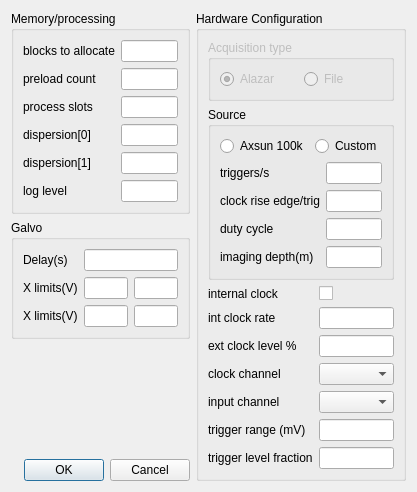
Old version of the form VtxEngineParamsDialog.ui in the repository djsperka/vortup.
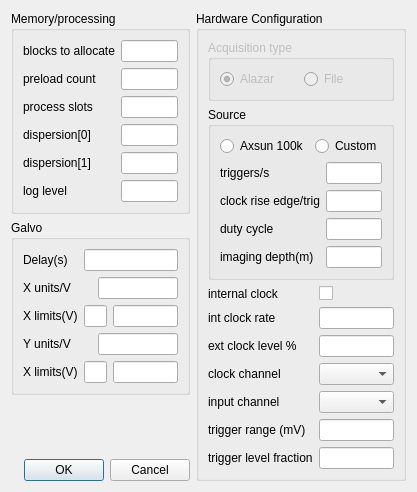
New version of the form.

Patch:
```diff
--- a/VtxEngineParamsDialog.ui
+++ b/VtxEngineParamsDialog.ui
@@ -98,37 +98,57 @@
           </property>
          </widget>
         </item>
-        <item row="0" column="1" colspan="2">
+        <item row="0" column="1" colspan="3">
          <widget class="QLineEdit" name="lineEditGalvoDelay"/>
         </item>
-        <item row="1" column="0">
+        <item row="1" column="0" colspan="2">
+         <widget class="QLabel" name="label_4">
+          <property name="text">
+           <string>X units/V</string>
+          </property>
+         </widget>
+        </item>
+        <item row="1" column="2" colspan="2">
+         <widget class="QLineEdit" name="lineEditXUnitsPerVolt"/>
+        </item>
+        <item row="2" column="0">
          <widget class="QLabel" name="label_2">
           <property name="text">
            <string>X limits(V)</string>
           </property>
          </widget>
         </item>
-        <item row="1" column="1">
+        <item row="2" column="1" colspan="2">
          <widget class="QLineEdit" name="lineEditGalvoXmin"/>
         </item>
-        <item row="1" column="2">
+        <item row="2" column="3">
          <widget class="QLineEdit" name="lineEditGalvoXmax"/>
         </item>
-        <item row="2" column="0">
+        <item row="3" column="0">
+         <widget class="QLabel" name="label_5">
+          <property name="text">
+           <string>Y units/V</string>
+          </property>
+         </widget>
+        </item>
+        <item row="3" column="2" colspan="2">
+         <widget class="QLineEdit" name="lineEditYUnitsPerVolt"/>
+        </item>
+        <item row="4" column="0">
          <widget class="QLabel" name="label_3">
           <property name="text">
            <string>X limits(V)</string>
           </property>
          </widget>
         </item>
-        <item row="2" column="1">
+        <item row="4" column="1" colspan="2">
          <widget class="QLineEdit" name="lineEditGalvoYmin">
           <property name="text">
            <string/>
           </property>
          </widget>
         </item>
-        <item row="2" column="2">
+        <item row="4" column="3">
          <widget class="QLineEdit" name="lineEditGalvoYmax">
           <property name="text">
            <string/>
```
